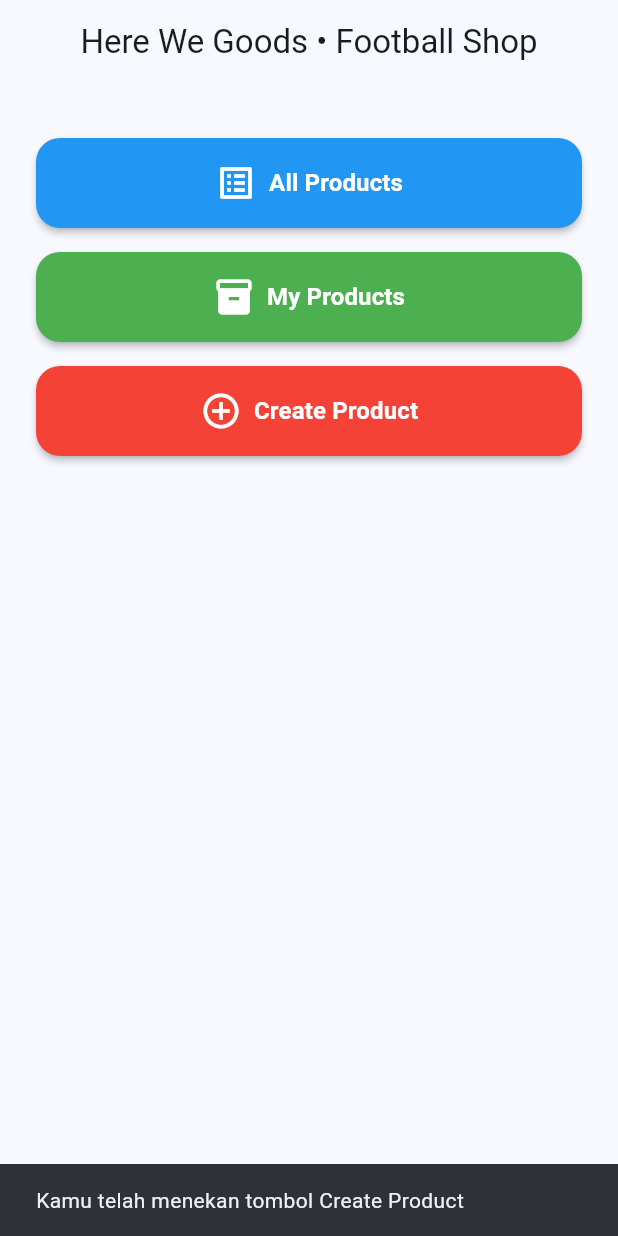
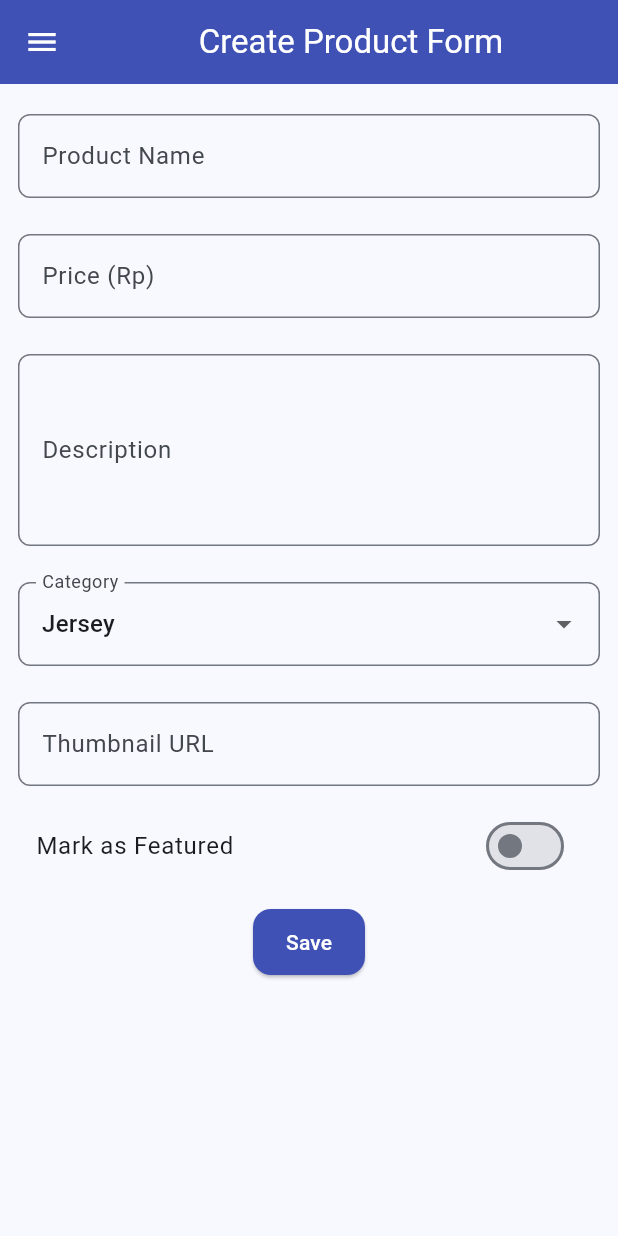
Before and after one commit to NalaWicaksono/here-we-goods-mobile, a Flutter app: the screen it shows after launch, after a tap on "Create Product", on a phone screen of 412 x 824 dp. Run offline on Flutter 3.47's test engine with Material 3 defaults, Android fonts, the phone set to English and light mode, and no system bars.

Commit message:
finish tugas 8

```diff
--- a/lib/main.dart
+++ b/lib/main.dart
@@ -1,4 +1,5 @@
 import 'package:flutter/material.dart';
+import 'screens/menu.dart';
 
 void main() {
   runApp(const HereWeGoodsApp());
@@ -10,7 +11,7 @@ class HereWeGoodsApp extends StatelessWidget {
   @override
   Widget build(BuildContext context) {
     return MaterialApp(
-      title: 'Here We Goods - Embroidered Sports Apparel',
+      title: 'Here We Goods - Football Shop',
       debugShowCheckedModeBanner: false,
       theme: ThemeData(
         colorScheme: ColorScheme.fromSeed(seedColor: Colors.blue),
@@ -20,109 +21,3 @@ class HereWeGoodsApp extends StatelessWidget {
     );
   }
 }
-
-class HomePage extends StatelessWidget {
-  const HomePage({super.key});
-
-  void _showSnackBar(BuildContext context, String message) {
-    ScaffoldMessenger.of(context)
-      ..hideCurrentSnackBar()
-      ..showSnackBar(
-        SnackBar(content: Text(message)),
-      );
-  }
-
-  @override
-  Widget build(BuildContext context) {
-    return Scaffold(
-      appBar: AppBar(
-        title: const Text('Here We Goods • Football Shop'),
-        centerTitle: true,
-      ),
-      body: LayoutBuilder(
-        builder: (context, constraints) {
-          final isWide = constraints.maxWidth >= 520;
-          final buttons = [
-            _MenuButton(
-              color: Colors.blue,
-              icon: Icons.list_alt,
-              label: 'All Products',
-              onPressed: () => _showSnackBar(context, 'Kamu telah menekan tombol All Products'),
-            ),
-            _MenuButton(
-              color: Colors.green,
-              icon: Icons.inventory_2,
-              label: 'My Products',
-              onPressed: () => _showSnackBar(context, 'Kamu telah menekan tombol My Products'),
-            ),
-            _MenuButton(
-              color: Colors.red,
-              icon: Icons.add_circle_outline,
-              label: 'Create Product',
-              onPressed: () => _showSnackBar(context, 'Kamu telah menekan tombol Create Product'),
-            ),
-          ];
-
-          if (isWide) {
-            return Center(
-              child: ConstrainedBox(
-                constraints: const BoxConstraints(maxWidth: 800),
-                child: Row(
-                  mainAxisAlignment: MainAxisAlignment.spaceEvenly,
-                  children: buttons,
-                ),
-              ),
-            );
-          } else {
-            return ListView(
-              padding: const EdgeInsets.all(24),
-              children: [
-                const SizedBox(height: 12),
-                ...buttons.expand((b) => [b, const SizedBox(height: 16)]),
-              ],
-            );
-          }
-        },
-      ),
-    );
-  }
-}
-
-class _MenuButton extends StatelessWidget {
-  final Color color;
-  final IconData icon;
-  final String label;
-  final VoidCallback onPressed;
-
-  const _MenuButton({
-    required this.color,
-    required this.icon,
-    required this.label,
-    required this.onPressed,
-  });
-
-  @override
-  Widget build(BuildContext context) {
-    return Semantics(
-      button: true,
-      label: label,
-      child: ElevatedButton.icon(
-        style: ButtonStyle(
-          backgroundColor: MaterialStatePropertyAll<Color>(color),
-          foregroundColor: const MaterialStatePropertyAll<Color>(Colors.white),
-          padding: const MaterialStatePropertyAll<EdgeInsets>(EdgeInsets.symmetric(horizontal: 24, vertical: 16)),
-          shape: MaterialStatePropertyAll<RoundedRectangleBorder>(
-            RoundedRectangleBorder(borderRadius: BorderRadius.circular(16)),
-          ),
-          elevation: const MaterialStatePropertyAll<double>(2),
-        ),
-        onPressed: onPressed,
-        icon: Icon(icon, size: 28),
-        label: Text(
-          label,
-          style: const TextStyle(fontSize: 16, fontWeight: FontWeight.w600),
-        ),
-      ),
-    );
-  }
-}
--- /dev/null
+++ b/lib/screens/create_product_form.dart
@@ -0,0 +1,227 @@
+import 'package:flutter/material.dart';
+import '../widgets/left_drawer.dart';
+import 'package:flutter/services.dart';
+
+class CreateProductPage extends StatefulWidget {
+  const CreateProductPage({super.key});
+
+  @override
+  State<CreateProductPage> createState() => _CreateProductPageState();
+}
+
+class _CreateProductPageState extends State<CreateProductPage> {
+  final _formKey = GlobalKey<FormState>();
+
+  String _name = '';
+  int? _price;
+  String _description = '';
+  String _category = 'Jersey';
+  String _thumbnail = '';
+  bool _isFeatured = false;
+
+  final _categories = const <String>['Jersey', 'Training', 'Accessory'];
+
+  String? _required(String? v, {String what = 'Field'}) {
+    if (v == null || v.trim().isEmpty) return '$what tidak boleh kosong';
+    return null;
+  }
+
+  String? _validPrice(String? v) {
+    if (v == null || v.trim().isEmpty) return 'Price tidak boleh kosong';
+    final parsed = int.tryParse(v);
+    if (parsed == null) return 'Price harus berupa angka bulat';
+    if (parsed <= 0) return 'Price harus lebih dari 0';
+    return null;
+  }
+
+  String? _validUrl(String? v) {
+    if (v == null || v.trim().isEmpty) return 'Thumbnail tidak boleh kosong';
+    final url = Uri.tryParse(v);
+    if (url == null || !(url.isScheme('http') || url.isScheme('https'))) {
+      return 'Thumbnail harus URL http/https yang valid';
+    }
+    return null;
+  }
+
+  void _save() {
+    if (!_formKey.currentState!.validate()) return;
+
+    showDialog(
+      context: context,
+      builder: (context) {
+        return AlertDialog(
+          title: const Text('Produk berhasil tersimpan'),
+          content: SingleChildScrollView(
+            child: Column(
+              crossAxisAlignment: CrossAxisAlignment.start,
+              children: [
+                Text('Name: $_name'),
+                Text('Price: ${_price ?? 0}'),
+                Text('Description: $_description'),
+                Text('Category: $_category'),
+                Text('Thumbnail: $_thumbnail'),
+                Text('Featured: ${_isFeatured ? "Ya" : "Tidak"}'),
+              ],
+            ),
+          ),
+          actions: [
+            TextButton(
+              child: const Text('OK'),
+              onPressed: () {
+                Navigator.pop(context);
+                _formKey.currentState!.reset();
+                setState(() {
+                  _name = '';
+                  _price = null;
+                  _description = '';
+                  _category = 'Jersey';
+                  _thumbnail = '';
+                  _isFeatured = false;
+                });
+              },
+            ),
+          ],
+        );
+      },
+    );
+  }
+
+  @override
+  Widget build(BuildContext context) {
+    return Scaffold(
+      appBar: AppBar(
+        title: const Center(child: Text('Create Product Form')),
+        backgroundColor: Colors.indigo,
+        foregroundColor: Colors.white,
+      ),
+      drawer: const LeftDrawer(),
+      body: Form(
+        key: _formKey,
+        child: SingleChildScrollView(
+          padding: const EdgeInsets.symmetric(vertical: 8),
+          child: Column(
+            crossAxisAlignment: CrossAxisAlignment.start,
+            children: [
+              // NAME
+              Padding(
+                padding: const EdgeInsets.all(12.0),
+                child: TextFormField(
+                  decoration: InputDecoration(
+                    labelText: 'Product Name',
+                    hintText: 'Contoh: Home Jersey 24/25',
+                    border: OutlineInputBorder(
+                      borderRadius: BorderRadius.circular(8),
+                    ),
+                  ),
+                  onChanged: (v) => setState(() => _name = v),
+                  validator: (v) => _required(v, what: 'Product Name'),
+                ),
+              ),
+              // PRICE
+              Padding(
+                padding: const EdgeInsets.all(12.0),
+                child: TextFormField(
+                  decoration: InputDecoration(
+                    labelText: 'Price (Rp)',
+                    hintText: 'Contoh: 350000',
+                    border: OutlineInputBorder(
+                      borderRadius: BorderRadius.circular(8),
+                    ),
+                  ),
+                  keyboardType: TextInputType.number,
+                  inputFormatters: [FilteringTextInputFormatter.digitsOnly],
+                  onChanged: (v) => setState(() => _price = int.tryParse(v)),
+                  validator: _validPrice,
+                ),
+              ),
+              // DESCRIPTION
+              Padding(
+                padding: const EdgeInsets.all(12.0),
+                child: TextFormField(
+                  maxLines: 4,
+                  decoration: InputDecoration(
+                    labelText: 'Description',
+                    hintText: 'Bahan premium, embroidered crest...',
+                    border: OutlineInputBorder(
+                      borderRadius: BorderRadius.circular(8),
+                    ),
+                  ),
+                  onChanged: (v) => setState(() => _description = v),
+                  validator: (v) => _required(v, what: 'Description'),
+                ),
+              ),
+              // CATEGORY
+              Padding(
+                padding: const EdgeInsets.all(12.0),
+                child: DropdownButtonFormField<String>(
+                  value: _category,
+                  decoration: InputDecoration(
+                    labelText: 'Category',
+                    border: OutlineInputBorder(
+                      borderRadius: BorderRadius.circular(8),
+                    ),
+                  ),
+                  items: _categories
+                      .map((c) => DropdownMenuItem(value: c, child: Text(c)))
+                      .toList(),
+                  onChanged: (v) => setState(() => _category = v ?? 'Jersey'),
+                  validator: (v) =>
+                      (v == null || v.isEmpty) ? 'Category tidak boleh kosong' : null,
+                ),
+              ),
+              // THUMBNAIL URL
+              Padding(
+                padding: const EdgeInsets.all(12.0),
+                child: TextFormField(
+                  decoration: InputDecoration(
+                    labelText: 'Thumbnail URL',
+                    hintText: 'https://contoh.com/gambar.jpg',
+                    border: OutlineInputBorder(
+                      borderRadius: BorderRadius.circular(8),
+                    ),
+                  ),
+                  onChanged: (v) => setState(() => _thumbnail = v),
+                  validator: _validUrl,
+                ),
+              ),
+              // FEATURED
+              Padding(
+                padding: const EdgeInsets.symmetric(horizontal: 8.0),
+                child: SwitchListTile(
+                  title: const Text('Mark as Featured'),
+                  value: _isFeatured,
+                  onChanged: (val) => setState(() => _isFeatured = val),
+                ),
+              ),
+              // SAVE BUTTON (indigo)
+              Align(
+                alignment: Alignment.center,
+                child: Padding(
+                  padding: const EdgeInsets.all(12.0),
+                  child: ElevatedButton(
+                    style: ButtonStyle(
+                      backgroundColor:
+                          MaterialStateProperty.all<Color>(Colors.indigo),
+                      foregroundColor:
+                          const MaterialStatePropertyAll<Color>(Colors.white),
+                      padding: const MaterialStatePropertyAll<EdgeInsets>(
+                        EdgeInsets.symmetric(horizontal: 22, vertical: 12),
+                      ),
+                      shape: MaterialStatePropertyAll(
+                        RoundedRectangleBorder(
+                          borderRadius: BorderRadius.circular(12),
+                        ),
+                      ),
+                    ),
+                    onPressed: _save,
+                    child: const Text('Save'),
+                  ),
+                ),
+              ),
+            ],
+          ),
+        ),
+      ),
+    );
+  }
+}
--- /dev/null
+++ b/lib/screens/menu.dart
@@ -0,0 +1,118 @@
+import 'package:flutter/material.dart';
+import 'create_product_form.dart';
+import '../widgets/left_drawer.dart';
+
+class HomePage extends StatelessWidget {
+  const HomePage({super.key});
+
+  void _showSnackBar(BuildContext context, String message) {
+    ScaffoldMessenger.of(context)
+      ..hideCurrentSnackBar()
+      ..showSnackBar(SnackBar(content: Text(message)));
+  }
+
+  @override
+  Widget build(BuildContext context) {
+    return Scaffold(
+      appBar: AppBar(
+        title: const Text('Here We Goods • Football Shop'),
+        centerTitle: true,
+      ),
+      drawer: const LeftDrawer(),
+      body: LayoutBuilder(
+        builder: (context, constraints) {
+          final isWide = constraints.maxWidth >= 520;
+
+          final buttons = [
+            _MenuButton(
+              color: Colors.blue,
+              icon: Icons.list_alt,
+              label: 'All Products',
+              onPressed: () =>
+                  _showSnackBar(context, 'Kamu telah menekan tombol All Products'),
+            ),
+            _MenuButton(
+              color: Colors.green,
+              icon: Icons.inventory_2,
+              label: 'My Products',
+              onPressed: () =>
+                  _showSnackBar(context, 'Kamu telah menekan tombol My Products'),
+            ),
+            _MenuButton(
+              color: Colors.red,
+              icon: Icons.add_circle_outline,
+              label: 'Create Product',
+              onPressed: () {
+                Navigator.push(
+                  context,
+                  MaterialPageRoute(builder: (_) => const CreateProductPage()),
+                );
+              },
+            ),
+          ];
+
+          if (isWide) {
+            return Center(
+              child: ConstrainedBox(
+                constraints: const BoxConstraints(maxWidth: 800),
+                child: Row(
+                  mainAxisAlignment: MainAxisAlignment.spaceEvenly,
+                  children: buttons,
+                ),
+              ),
+            );
+          } else {
+            return ListView(
+              padding: const EdgeInsets.all(24),
+              children: [
+                const SizedBox(height: 12),
+                ...buttons.expand((b) => [b, const SizedBox(height: 16)]),
+              ],
+            );
+          }
+        },
+      ),
+    );
+  }
+}
+
+class _MenuButton extends StatelessWidget {
+  final Color color;
+  final IconData icon;
+  final String label;
+  final VoidCallback onPressed;
+
+  const _MenuButton({
+    required this.color,
+    required this.icon,
+    required this.label,
+    required this.onPressed,
+  });
+
+  @override
+  Widget build(BuildContext context) {
+    return Semantics(
+      button: true,
+      label: label,
+      child: ElevatedButton.icon(
+        style: ButtonStyle(
+          backgroundColor: MaterialStatePropertyAll<Color>(color),
+          foregroundColor: const MaterialStatePropertyAll<Color>(Colors.white),
+          padding: const MaterialStatePropertyAll<EdgeInsets>(
+            EdgeInsets.symmetric(horizontal: 24, vertical: 16),
+          ),
+          shape: MaterialStatePropertyAll<RoundedRectangleBorder>(
+            RoundedRectangleBorder(borderRadius: BorderRadius.circular(16)),
+          ),
+          elevation: const MaterialStatePropertyAll<double>(2),
+        ),
+        onPressed: onPressed,
+        icon: Icon(icon, size: 28),
+        label: Text(
+          label,
+          style: const TextStyle(fontSize: 16, fontWeight: FontWeight.w600),
+        ),
+      ),
+    );
+  }
+}
--- /dev/null
+++ b/lib/widgets/left_drawer.dart
@@ -0,0 +1,63 @@
+import 'package:flutter/material.dart';
+import '../screens/menu.dart';
+import '../screens/create_product_form.dart';
+
+class LeftDrawer extends StatelessWidget {
+  const LeftDrawer({super.key});
+
+  @override
+  Widget build(BuildContext context) {
+    return Drawer(
+      child: ListView(
+        children: [
+          const DrawerHeader(
+            decoration: BoxDecoration(color: Colors.blue),
+            child: Column(
+              mainAxisAlignment: MainAxisAlignment.center,
+              children: [
+                Text(
+                  'Here We Goods',
+                  textAlign: TextAlign.center,
+                  style: TextStyle(
+                    fontSize: 26,
+                    fontWeight: FontWeight.bold,
+                    color: Colors.white,
+                  ),
+                ),
+                SizedBox(height: 6),
+                Text(
+                  "Football Shop",
+                  textAlign: TextAlign.center,
+                  style: TextStyle(
+                    fontSize: 14,
+                    color: Colors.white,
+                  ),
+                ),
+              ],
+            ),
+          ),
+          ListTile(
+            leading: const Icon(Icons.home_outlined),
+            title: const Text('Home'),
+            onTap: () {
+              Navigator.pushReplacement(
+                context,
+                MaterialPageRoute(builder: (_) => const HomePage()),
+              );
+            },
+          ),
+          ListTile(
+            leading: const Icon(Icons.add_circle_outline),
+            title: const Text('Create Product'),
+            onTap: () {
+              Navigator.pushReplacement(
+                context,
+                MaterialPageRoute(builder: (_) => const CreateProductPage()),
+              );
+            },
+          ),
+        ],
+      ),
+    );
+  }
+}
```
Also changed, not shown: 1 other file.
